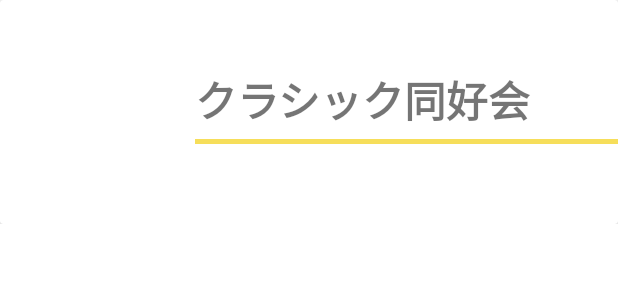
After one commit to seikonta/bullChat, an Android app: the layout item_group_data_cell.xml on its own in the app's theme, with its tools: preview values and no code run, on a phone screen of 412 x 824 dp. The commit adds this screen. Shown: the top 300 px of the screen. Run offline under Robolectric (Android 15) with nearby library versions, the phone set to English and light mode, and no system bars.

Commit message:
ホーム画面のxmlまで完成

```diff
--- a/app/src/main/res/drawable/group_shape.xml
+++ b/app/src/main/res/drawable/group_shape.xml
@@ -2,7 +2,8 @@
 <selector xmlns:android="http://schemas.android.com/apk/res/android">
     <item>
         <shape>
-
+            <solid android:color="@color/white"/>
+            <corners android:radius="16dp"/>
         </shape>
     </item>
 
--- /dev/null
+++ b/app/src/main/res/drawable/group_tags_shape.xml
@@ -0,0 +1,4 @@
+<?xml version="1.0" encoding="utf-8"?>
+<selector xmlns:android="http://schemas.android.com/apk/res/android">
+
+</selector>
--- a/app/src/main/res/layout/activity_main.xml
+++ b/app/src/main/res/layout/activity_main.xml
@@ -2,7 +2,7 @@
 <androidx.constraintlayout.widget.ConstraintLayout xmlns:android="http://schemas.android.com/apk/res/android"
     xmlns:app="http://schemas.android.com/apk/res-auto"
     xmlns:tools="http://schemas.android.com/tools"
-    android:id="@+id/homeLayout"
+    android:id="@+id/HomeLayout"
     android:layout_width="match_parent"
     android:layout_height="match_parent"
     tools:context=".MainActivity">
@@ -82,12 +82,13 @@
         app:layout_constraintTop_toBottomOf="@+id/HomeTitleTextView" />
 
     <com.google.android.material.bottomnavigation.BottomNavigationView
+        android:id="@+id/HomeBottomNavigationView"
         android:layout_width="0dp"
         android:layout_height="70dp"
         android:background="#71513A"
         app:layout_constraintBottom_toBottomOf="parent"
         app:layout_constraintEnd_toEndOf="parent"
         app:layout_constraintStart_toStartOf="parent"
-        app:menu="@menu/bottom_navigation_item_home"/>
+        app:menu="@menu/bottom_navigation_item_home" />
 
 </androidx.constraintlayout.widget.ConstraintLayout>
--- /dev/null
+++ b/app/src/main/res/layout/item_group_data_cell.xml
@@ -0,0 +1,56 @@
+<?xml version="1.0" encoding="utf-8"?>
+<androidx.constraintlayout.widget.ConstraintLayout xmlns:android="http://schemas.android.com/apk/res/android"
+    xmlns:app="http://schemas.android.com/apk/res-auto"
+    android:layout_width="match_parent"
+    android:layout_height="wrap_content">
+
+    <androidx.cardview.widget.CardView
+        android:id="@+id/GroupDataCellCardView"
+        android:layout_width="match_parent"
+        android:layout_height="wrap_content"
+        android:background="@drawable/group_shape"
+        app:layout_constraintEnd_toEndOf="parent"
+        app:layout_constraintStart_toStartOf="parent"
+        app:layout_constraintTop_toTopOf="parent">
+
+        <LinearLayout
+            android:layout_width="match_parent"
+            android:layout_height="match_parent"
+            android:orientation="horizontal"
+            android:paddingStart="130dp">
+
+            <LinearLayout
+                android:layout_width="wrap_content"
+                android:layout_height="wrap_content"
+                android:layout_marginTop="45dp"
+                android:layout_marginBottom="45dp"
+                android:layout_weight="1"
+                android:orientation="vertical">
+
+                <TextView
+                    android:id="@+id/groupDataCellGroupTitleTextView"
+                    android:layout_width="wrap_content"
+                    android:layout_height="wrap_content"
+                    android:fontFamily="sans-serif-black"
+                    android:text="クラシック同好会"
+                    android:textSize="28sp" />
+
+                <View
+                    android:id="@+id/GroupDataCellLine"
+                    android:layout_width="match_parent"
+                    android:layout_height="3dp"
+                    android:layout_marginTop="5dp"
+                    android:layout_marginBottom="8dp"
+                    android:background="#F6DE5A" />
+
+                <androidx.recyclerview.widget.RecyclerView
+                    android:id="@+id/GroupDataCellGourpTagsRecyclerView"
+                    android:layout_width="match_parent"
+                    android:layout_height="match_parent" />
+
+            </LinearLayout>
+
+        </LinearLayout>
+
+    </androidx.cardview.widget.CardView>
+</androidx.constraintlayout.widget.ConstraintLayout>
```
Also changed, not shown: app/src/main/res/drawable/baseline_search_white_36.png (deleted).
